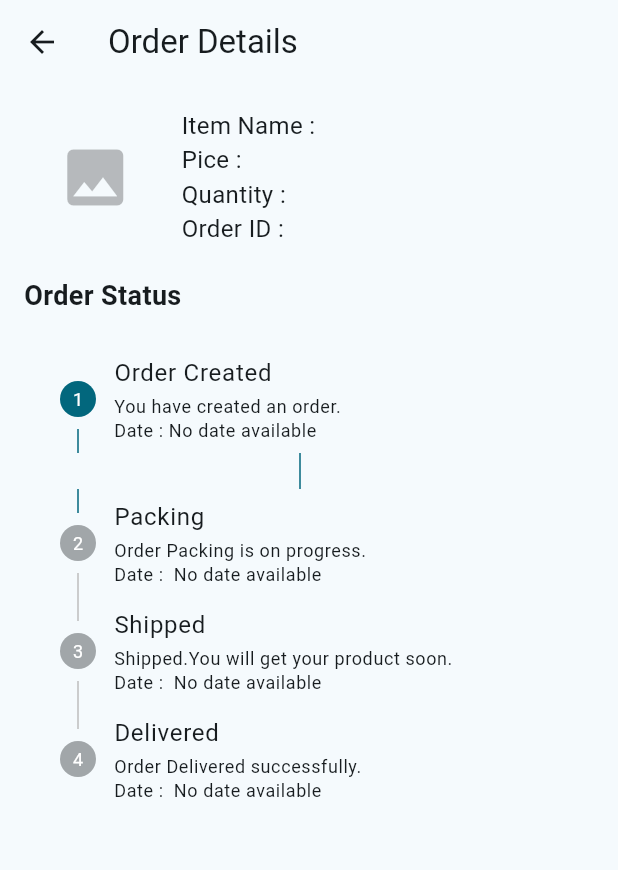
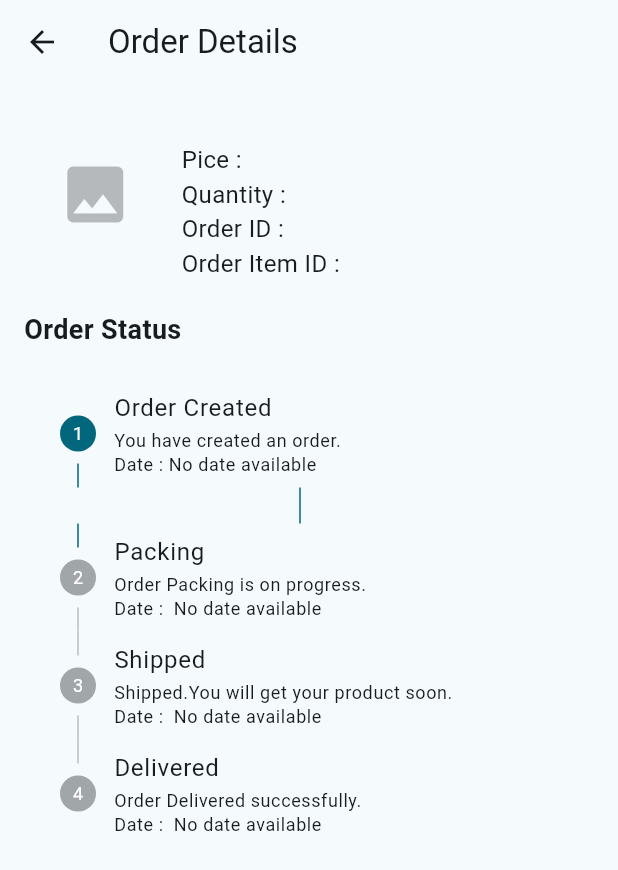
Before and after one commit to antonykj623/savekart, a Flutter app: the OrderItemDetailsScreen screen opened directly with empty values, on a phone screen of 412 x 824 dp. Shown: the top 870 px of the screen. Run offline on Flutter 3.47's test engine with Material 3 defaults, Android fonts, the phone set to English and light mode, and no system bars; our stand-ins replace carousel_slider, dio, image_picker, package_info_plus, shared_preferences, smooth_page_indicator and 1 more; missing offline and left inert: swipe_refresh, upi_india; accounts and stored records are empty; network calls fail.

Commit message:
commited by antony on 15-5-2025

```diff
--- a/lib/widgets/order_details.dart
+++ b/lib/widgets/order_details.dart
@@ -98,10 +98,11 @@ class _OrderItemDetailsScreenState extends State<OrderItemDetailsScreen> {
 
                       padding: EdgeInsets.only(left: 10),
                       child: Text(
-                        "Item Name : "+orderDetailsData.cartProduct!.productName.toString()+"\n"+
+                        orderDetailsData.cartProduct!.productName.toString()+"\n"+
                             "Pice : "+orderDetailsData.cartOrder!.price.toString()+"\n"
                             "Quantity : "+orderDetailsData.cartOrder!.quantity.toString()+"\n"+
-                        "Order ID : "+orderDetailsData.cartOrder!.orderId.toString() ,
+                        "Order ID : "+orderDetailsData.cartOrder!.orderId.toString()+"\n"+
+                        "Order Item ID : "+orderDetailsData.cartOrder!.id.toString(),
 
 
 
--- a/lib/widgets/placeorder.dart
+++ b/lib/widgets/placeorder.dart
@@ -670,9 +670,10 @@ bool iswalletused=false;
     //print(js['data']);
 
      if(data['status']==1) {
-       if (_totalAmount == 0) {
+       if (_totalAmount == 0 && paymenttype==3 ) {
 
          updateWalletBalance();
+         updateWalletPoints(data['data']);
 
          showOrderDialog(context, true, "Your order placed successfully!");
        }
```
Also changed, not shown: lib/widgets/productsbycategory.dart (+18 -1 lines).
